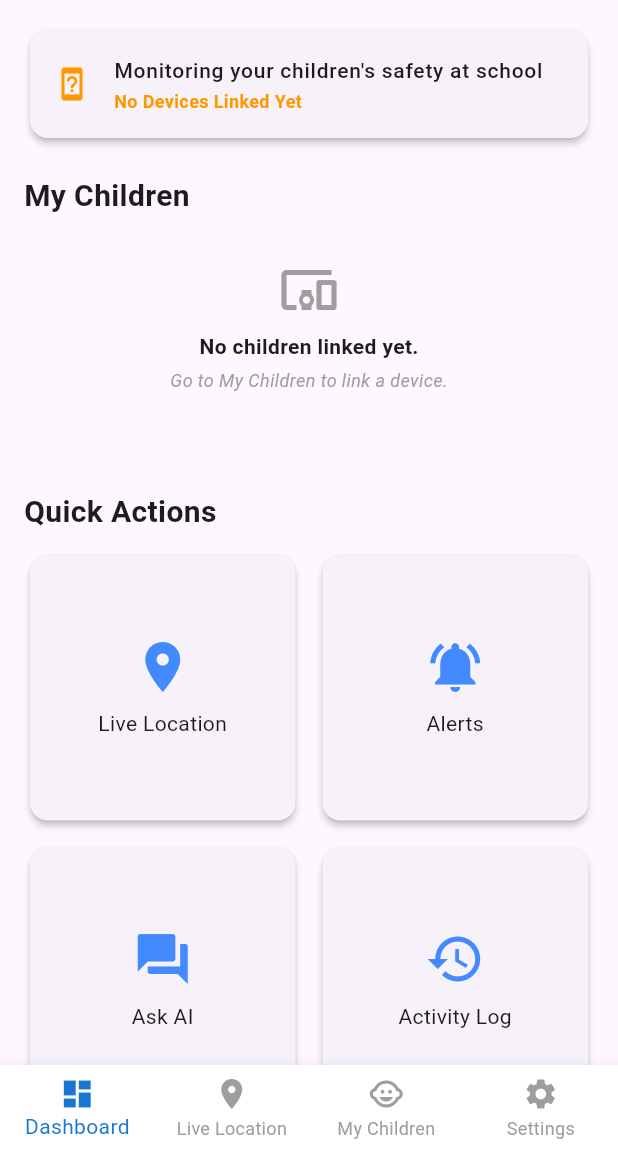
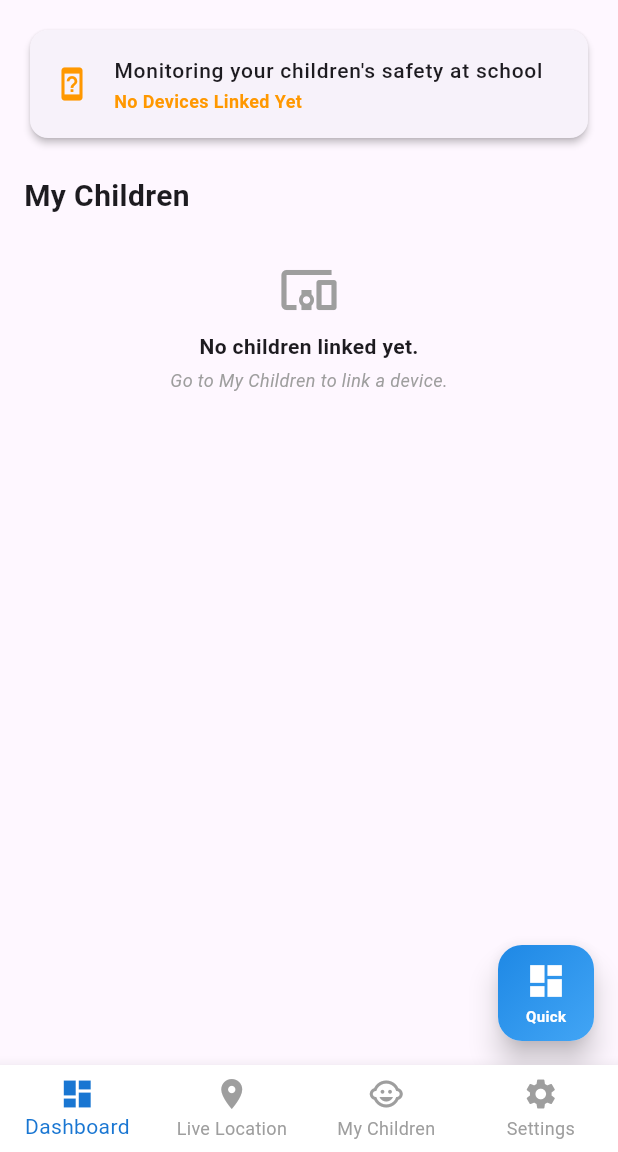
Before and after one commit to law4percent/SafeTrack, a Flutter app: the screen it shows once a user with an empty profile is signed in, on a phone screen of 412 x 824 dp, the part 84-1236 px from its top. Run offline on Flutter 3.47's test engine with Material 3 defaults, Android fonts, the phone set to English and light mode, and no system bars; our stand-ins replace firebase_auth, firebase_core, firebase_database, google_generative_ai, image_picker; accounts and stored records are empty.

Commit message:
FEATURE ADDED: Floating expandable quick actions grid for user friendly interface

```diff
--- a/app/SafeTrack/lib/screens/dashboard_screen.dart
+++ b/app/SafeTrack/lib/screens/dashboard_screen.dart
@@ -1,3 +1,5 @@
+// app/SafeTrack/lib/screens/dashboard_screen.dart
+
 import 'package:flutter/material.dart';
 import 'package:firebase_database/firebase_database.dart';
 import 'package:provider/provider.dart';
@@ -78,7 +80,13 @@ class DashboardScreenState extends State<DashboardScreen> {
         foregroundColor: Colors.white,
         elevation: 4,
       ),
-      body: _screens[_currentIndex],
+      body: Stack(
+        children: [
+          _screens[_currentIndex],
+          if (_currentIndex == 0) // Only show on Dashboard Home
+            const QuickActionsGrid(),
+        ],
+      ),
       bottomNavigationBar: BottomNavigationBar(
         currentIndex: _currentIndex,
         onTap: (index) {
@@ -174,10 +182,9 @@ class DashboardContent extends StatelessWidget {
 
               SizedBox(height: isDesktop ? 30.0 : isTablet ? 25.0 : 20.0),
 
-            SizedBox(height: isDesktop ? 40.0 : isTablet ? 30.0 : 25.0),
-
-            // Quick Actions Section
-            const QuickActionsGrid(),
+              // REMOVED: SizedBox and QuickActionsGrid
+              // Add some bottom padding so content isn't hidden behind the floating button
+              SizedBox(height: 100),
             ],
           ),
         ),
--- a/app/SafeTrack/lib/widgets/quick_actions_grid.dart
+++ b/app/SafeTrack/lib/widgets/quick_actions_grid.dart
@@ -1,3 +1,5 @@
+// app/SafeTrack/lib/widgets/quick_actions_grid.dart
+
 import 'package:flutter/material.dart';
 import 'package:provider/provider.dart';
 import '../data/quick_actions_data.dart';
@@ -7,8 +9,56 @@ import '../screens/ask_ai_screen.dart';
 import '../services/auth_service.dart';
 import '../screens/dashboard_screen.dart';
 
-class QuickActionsGrid extends StatelessWidget {
+class QuickActionsGrid extends StatefulWidget {
   const QuickActionsGrid({super.key});
+
+  @override
+  State<QuickActionsGrid> createState() => _QuickActionsGridState();
+}
+
+class _QuickActionsGridState extends State<QuickActionsGrid> with SingleTickerProviderStateMixin {
+  bool _isExpanded = false;
+  late AnimationController _animationController;
+  late Animation<double> _scaleAnimation;
+  late Animation<double> _fadeAnimation;
+
+  @override
+  void initState() {
+    super.initState();
+    _animationController = AnimationController(
+      duration: const Duration(milliseconds: 300),
+      vsync: this,
+    );
+
+    _scaleAnimation = CurvedAnimation(
+      parent: _animationController,
+      curve: Curves.easeInOut,
+    );
+
+    _fadeAnimation = Tween<double>(begin: 0.0, end: 1.0).animate(
+      CurvedAnimation(
+        parent: _animationController,
+        curve: Curves.easeInOut,
+      ),
+    );
+  }
+
+  @override
+  void dispose() {
+    _animationController.dispose();
+    super.dispose();
+  }
+
+  void _toggleExpanded() {
+    setState(() {
+      _isExpanded = !_isExpanded;
+      if (_isExpanded) {
+        _animationController.forward();
+      } else {
+        _animationController.reverse();
+      }
+    });
+  }
 
   VoidCallback _getActionHandler(BuildContext context, String label) {
     final authService = Provider.of<AuthService>(context, listen: false);
@@ -17,6 +67,7 @@ class QuickActionsGrid extends StatelessWidget {
     switch (label) {
       case 'Live Location':
         return () {
+          _toggleExpanded();
           if (user == null) {
             ScaffoldMessenger.of(context).showSnackBar(
               const SnackBar(content: Text('Please log in first')),
@@ -29,65 +80,187 @@ class QuickActionsGrid extends StatelessWidget {
         };
 
       case 'Alerts':
-        return () => Navigator.push(
+        return () {
+          _toggleExpanded();
+          Navigator.push(
             context,
             MaterialPageRoute(builder: (_) => const AlertsScreen()),
           );
+        };
 
       case 'Ask AI':
-        return () => Navigator.push(
+        return () {
+          _toggleExpanded();
+          Navigator.push(
             context,
             MaterialPageRoute(builder: (_) => const AskAIScreen()),
           );
+        };
 
       case 'Activity Log':
-        return () => Navigator.push(
+        return () {
+          _toggleExpanded();
+          Navigator.push(
             context,
             MaterialPageRoute(builder: (_) => const ActivityLogScreen()),
           );
+        };
 
       default:
-        return () => ScaffoldMessenger.of(context).showSnackBar(
+        return () {
+          _toggleExpanded();
+          ScaffoldMessenger.of(context).showSnackBar(
             SnackBar(content: Text('$label: Action not yet implemented!')),
           );
+        };
     }
   }
 
   @override
   Widget build(BuildContext context) {
-    return Column(
+    return Stack(
+      children: [
+        // Backdrop overlay when expanded
+        if (_isExpanded)
+          Positioned.fill(
+            child: GestureDetector(
+              onTap: _toggleExpanded,
+              child: FadeTransition(
+                opacity: _fadeAnimation,
+                child: Container(
+                  color: Colors.black26,
+                ),
+              ),
+            ),
+          ),
+
+        // Floating button and expanded grid
+        Positioned(
+          bottom: 16,
+          right: 16,
+          child: AnimatedBuilder(
+            animation: _animationController,
+            builder: (context, child) {
+              return _isExpanded
+                  ? _buildExpandedGrid(context)
+                  : _buildCollapsedButton(context);
+            },
+          ),
+        ),
+      ],
+    );
+  }
+
+  Widget _buildCollapsedButton(BuildContext context) {
+    return Material(
+      elevation: 8,
+      borderRadius: BorderRadius.circular(16),
+      child: InkWell(
+        onTap: _toggleExpanded,
+        borderRadius: BorderRadius.circular(16),
+        child: Container(
+          width: 64,
+          height: 64,
+          decoration: BoxDecoration(
+            gradient: LinearGradient(
+              colors: [Colors.blue.shade600, Colors.blue.shade400],
+              begin: Alignment.topLeft,
+              end: Alignment.bottomRight,
+            ),
+            borderRadius: BorderRadius.circular(16),
+          ),
+          child: const Column(
+            mainAxisAlignment: MainAxisAlignment.center,
+            children: [
+              Icon(Icons.dashboard, color: Colors.white, size: 28),
+              SizedBox(height: 2),
+              Text(
+                'Quick',
+                style: TextStyle(
+                  color: Colors.white,
+                  fontSize: 10,
+                  fontWeight: FontWeight.bold,
+                ),
+              ),
+            ],
+          ),
+        ),
+      ),
+    );
+  }
+
+  Widget _buildExpandedGrid(BuildContext context) {
+    final screenWidth = MediaQuery.of(context).size.width;
+    final gridWidth = screenWidth > 600 ? 400.0 : screenWidth * 0.85;
+
+    return ScaleTransition(
+      scale: _scaleAnimation,
+      alignment: Alignment.bottomRight,
+      child: FadeTransition(
+        opacity: _fadeAnimation,
+        child: Material(
+          elevation: 12,
+          borderRadius: BorderRadius.circular(20),
+          child: Container(
+            width: gridWidth,
+            padding: const EdgeInsets.all(16),
+            decoration: BoxDecoration(
+              color: Colors.white,
+              borderRadius: BorderRadius.circular(20),
+            ),
+            child: Column(
+              mainAxisSize: MainAxisSize.min,
               crossAxisAlignment: CrossAxisAlignment.start,
               children: [
-        const Padding(
-          padding: EdgeInsets.only(bottom: 10.0),
-          child: Text(
+                Row(
+                  mainAxisAlignment: MainAxisAlignment.spaceBetween,
+                  children: [
+                    const Text(
                       'Quick Actions',
-            style: TextStyle(fontSize: 20, fontWeight: FontWeight.bold),
+                      style: TextStyle(
+                        fontSize: 20,
+                        fontWeight: FontWeight.bold,
                       ),
                     ),
+                    IconButton(
+                      icon: const Icon(Icons.close),
+                      onPressed: _toggleExpanded,
+                      splashRadius: 20,
+                    ),
+                  ],
+                ),
+                const SizedBox(height: 12),
                 GridView.count(
                   shrinkWrap: true,
                   crossAxisCount: 2,
-          crossAxisSpacing: 10,
-          mainAxisSpacing: 10,
+                  crossAxisSpacing: 12,
+                  mainAxisSpacing: 12,
                   physics: const NeverScrollableScrollPhysics(),
+                  childAspectRatio: 1.1,
                   children: quickActionsData.map((action) {
                     final label = action['label'] as String;
                     final icon = action['icon'] as IconData;
 
                     return Card(
                       elevation: 2,
+                      shape: RoundedRectangleBorder(
+                        borderRadius: BorderRadius.circular(12),
+                      ),
                       child: InkWell(
                         onTap: _getActionHandler(context, label),
+                        borderRadius: BorderRadius.circular(12),
                         child: Column(
                           mainAxisAlignment: MainAxisAlignment.center,
                           children: [
-                    Icon(icon, size: 40, color: Colors.blueAccent),
+                            Icon(icon, size: 36, color: Colors.blueAccent),
                             const SizedBox(height: 8),
                             Text(
                               label,
                               textAlign: TextAlign.center,
-                      style: const TextStyle(fontSize: 14),
+                              style: const TextStyle(
+                                fontSize: 13,
+                                fontWeight: FontWeight.w500,
+                              ),
                               maxLines: 2,
                               overflow: TextOverflow.ellipsis,
                             ),
@@ -98,6 +271,10 @@ class QuickActionsGrid extends StatelessWidget {
                   }).toList(),
                 ),
               ],
+            ),
+          ),
+        ),
+      ),
     );
   }
 }
```
Lines whose indentation alone changed are shown as unchanged.
